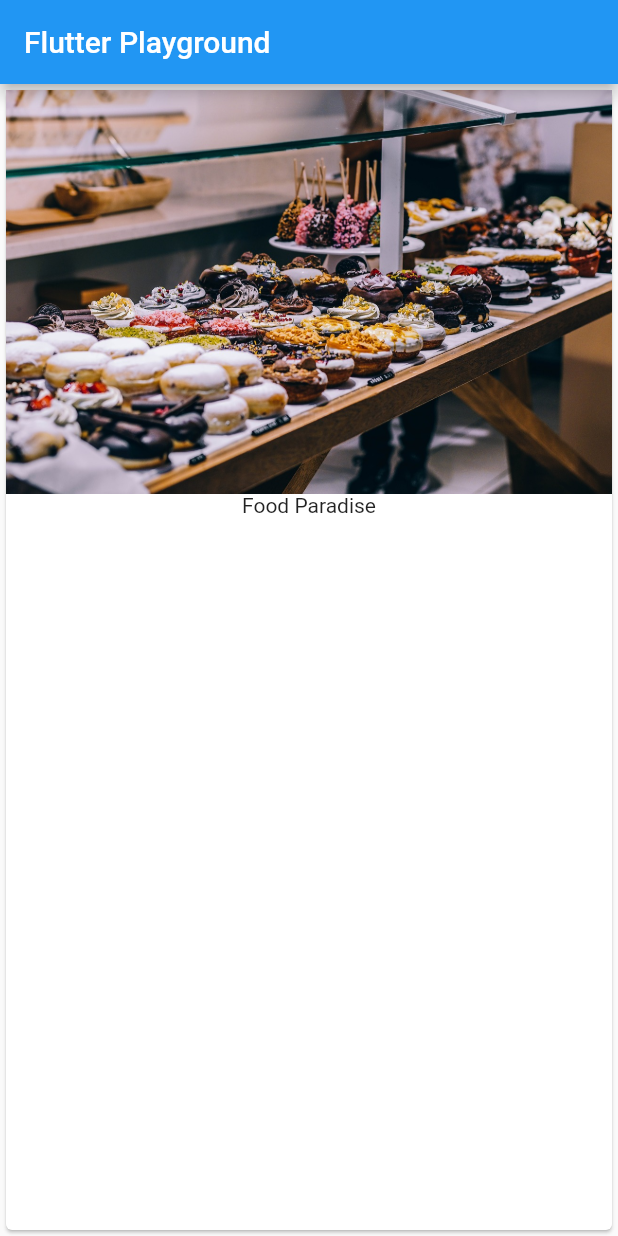
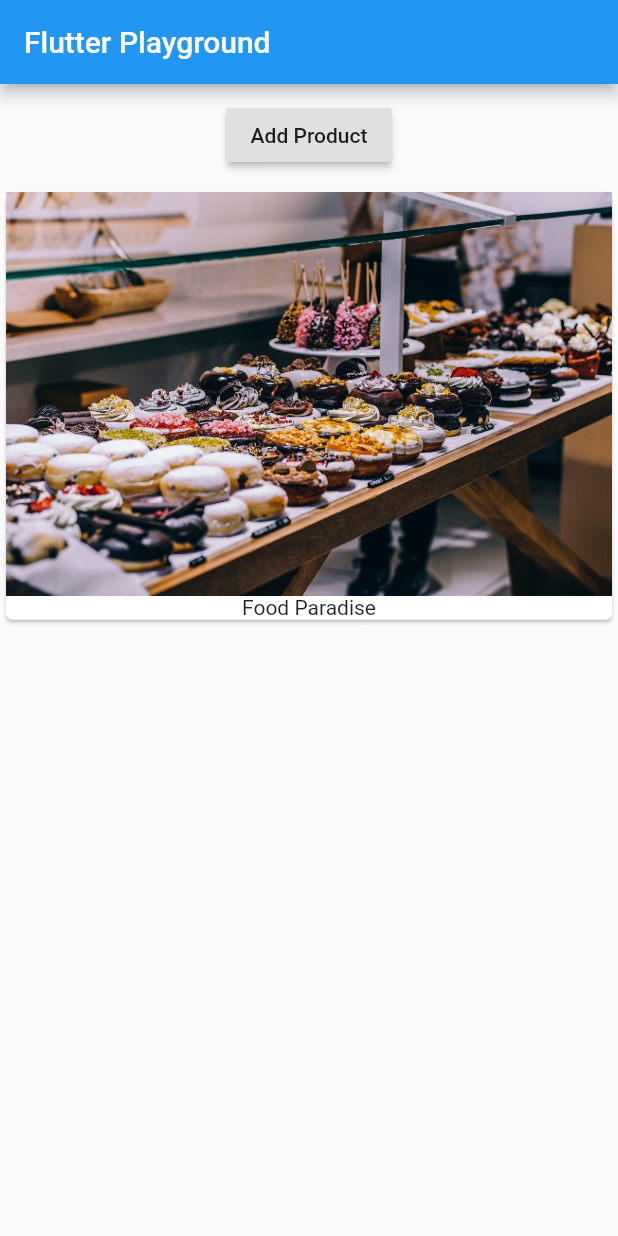
Before and after one commit to eliseuvideira/learn_flutter, a Flutter app: the screen it shows after launch, on a phone screen of 412 x 824 dp. Run offline on Flutter 3.47's test engine with Material 2 defaults, Android fonts, the phone set to English and light mode, and no system bars.

Commit message:
Adding an RaisedButton Widget

```diff
--- a/lib/main.dart
+++ b/lib/main.dart
@@ -10,13 +10,24 @@ class MyApp extends StatelessWidget {
         appBar: AppBar(
           title: Text('Flutter Playground'),
         ),
-        body: Card(
-          child: Column(
-            children: <Widget>[
-              Image.asset('assets/food.jpg'),
-              Text('Food Paradise'),
-            ],
-          ),
+        body: Column(
+          children: [
+            Container(
+              margin: EdgeInsets.all(10.0),
+              child: RaisedButton(
+                child: Text('Add Product'),
+                onPressed: () {},
+              ),
+            ),
+            Card(
+              child: Column(
+                children: [
+                  Image.asset('assets/food.jpg'),
+                  Text('Food Paradise'),
+                ],
+              ),
+            ),
+          ],
         ),
       ),
     );
```
